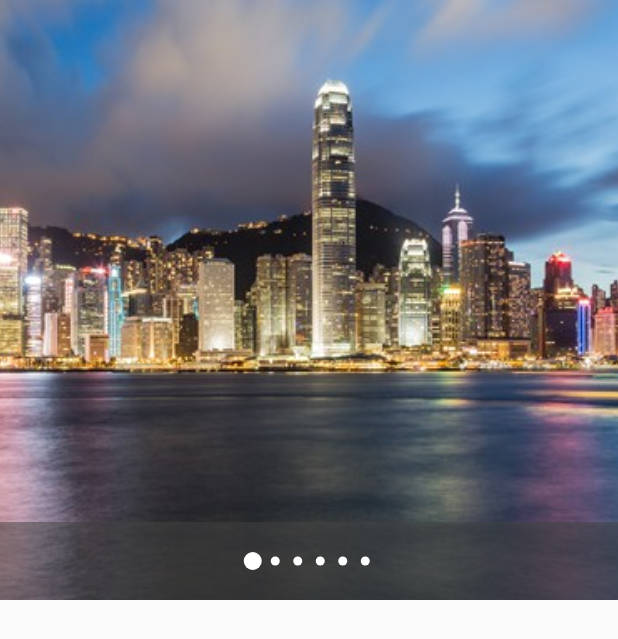
After one commit to Shridhar-Atram/Smart-Campus-App, a Flutter app: the MySlider screen opened directly, on a phone screen of 412 x 824 dp. The commit adds this screen. Shown: the top 639 px of the screen. Run offline on Flutter 3.47's test engine with Material 2 defaults, Android fonts, the phone set to English and light mode, and no system bars; drawn by our look-alikes of carousel_pro; our stand-ins replace cloud_firestore, firebase_auth, firebase_core, firebase_storage, fluttertoast, image_picker; accounts and stored records are empty.

Commit message:
Carosel is added

```diff
--- a/lib/screens/HomePage.dart
+++ b/lib/screens/HomePage.dart
@@ -2,6 +2,7 @@
 // ignore_for_file: use_key_in_widget_constructors, library_private_types_in_public_api, prefer_const_constructors, duplicate_ignore
 
 import 'package:flutter/material.dart';
+import 'package:trial1/screens/MainDashboard.dart';
 import 'package:trial1/screens/PrivacyPolicyPage.dart';
 import 'package:trial1/screens/SendFeedbackPage.dart';
 import 'package:trial1/screens/setting.dart';
@@ -12,6 +13,7 @@ import 'dashboard.dart';
 import 'events.dart';
 import 'my_drawer_header.dart';
 import 'notes.dart';
+import 'MainDashboard.dart';
 import 'notifications.dart';
 
 class MyApp extends StatelessWidget {
@@ -42,7 +44,7 @@ class _HomePageState extends State<HomePage> {
     } else if (currentPage == DrawerSections.events) {
       container = EventsPage();
     } else if (currentPage == DrawerSections.notes) {
-      container = NotesPage();
+      container = MySlider();
     } else if (currentPage == DrawerSections.settings) {
       container = SettingsPage();
     } else if (currentPage == DrawerSections.notifications) {
--- /dev/null
+++ b/lib/screens/MainDashboard.dart
@@ -0,0 +1,39 @@
+import 'package:flutter/material.dart';
+import 'package:carousel_pro/carousel_pro.dart';
+
+class MySlider extends StatefulWidget {
+  @override
+  _MySliderState createState() => _MySliderState();
+}
+
+class _MySliderState extends State<MySlider> {
+  @override
+  Widget build(BuildContext context) {
+    return Scaffold(
+      body: Container(
+        child: Center(
+            child: ListView(
+          children: [
+            SizedBox(
+              height: 400.0,
+              width: double.infinity,
+              child: Carousel(
+                dotSize: 6.0,
+                dotSpacing: 15.0,
+                dotPosition: DotPosition.bottomCenter,
+                images: [
+                  Image.asset('assets/images/1.jpg', fit: BoxFit.cover),
+                  Image.asset('assets/images/2.jpg', fit: BoxFit.cover),
+                  Image.asset('assets/images/3.jpg', fit: BoxFit.cover),
+                  Image.asset('assets/images/4.jpg', fit: BoxFit.cover),
+                  Image.asset('assets/images/5.jpg', fit: BoxFit.cover),
+                  Image.asset('assets/images/6.jpg', fit: BoxFit.cover),
+                ],
+              ),
+            )
+          ],
+        )),
+      ),
+    );
+  }
+}
--- a/pubspec.yaml
+++ b/pubspec.yaml
@@ -34,6 +34,8 @@ dependencies:
   firebase_core: ^1.22.0
   flutter_lints: ^2.0.0
   fluttertoast: ^8.0.9
+  carousel_slider: ^4.1.1
+  carousel_pro: ^1.0.0
   flutter:
     sdk: flutter
   firebase_storage: ^10.3.8
@@ -56,6 +58,7 @@ flutter:
   assets:
     - assets/images/logo.png
     - assets/images/college.jpg
+    - assets/images/
   # An image asset can refer to one or more resolution-specific "variants", see
   # https://flutter.dev/assets-and-images/#resolution-aware
   # For details regarding adding assets from package dependencies, see
```
Also changed, not shown: assets/images/1.jpg (added), assets/images/2.jpg (added), assets/images/3.jpg (added), assets/images/4.jpg (added), assets/images/5.jpg (added), assets/images/6.jpg (added), pubspec.lock.
